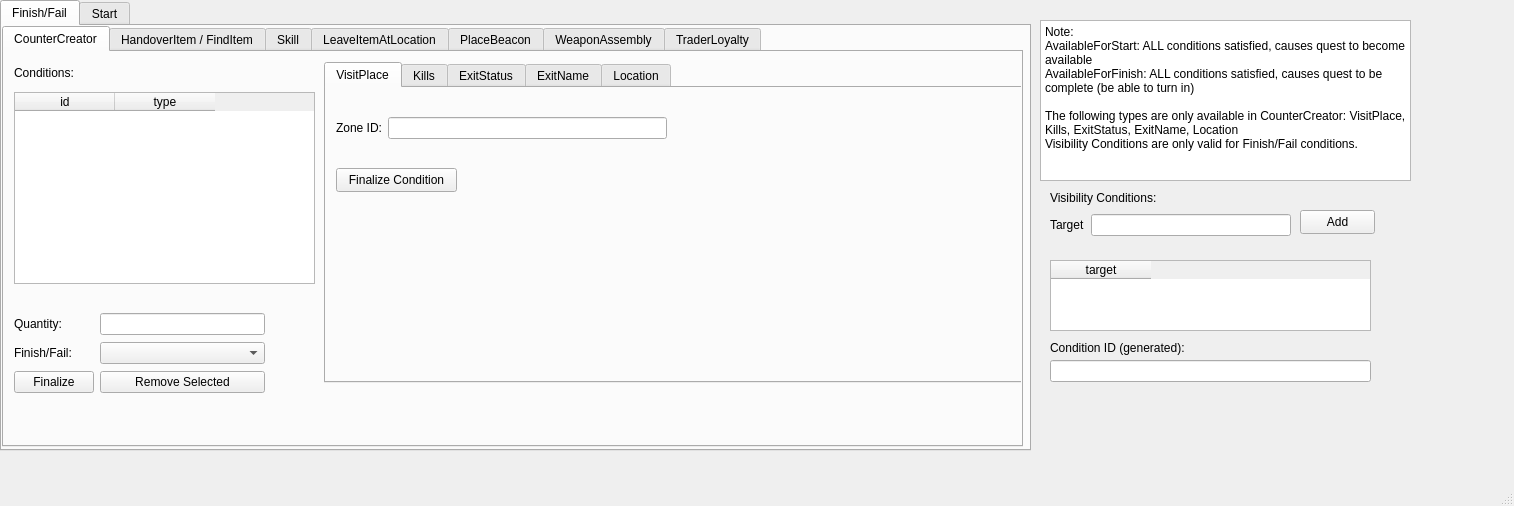
Before: the Qt Designer form src/gui_tasks.ui in ThePi1/SPT-Trader-Builder, drawn with Qt 5.
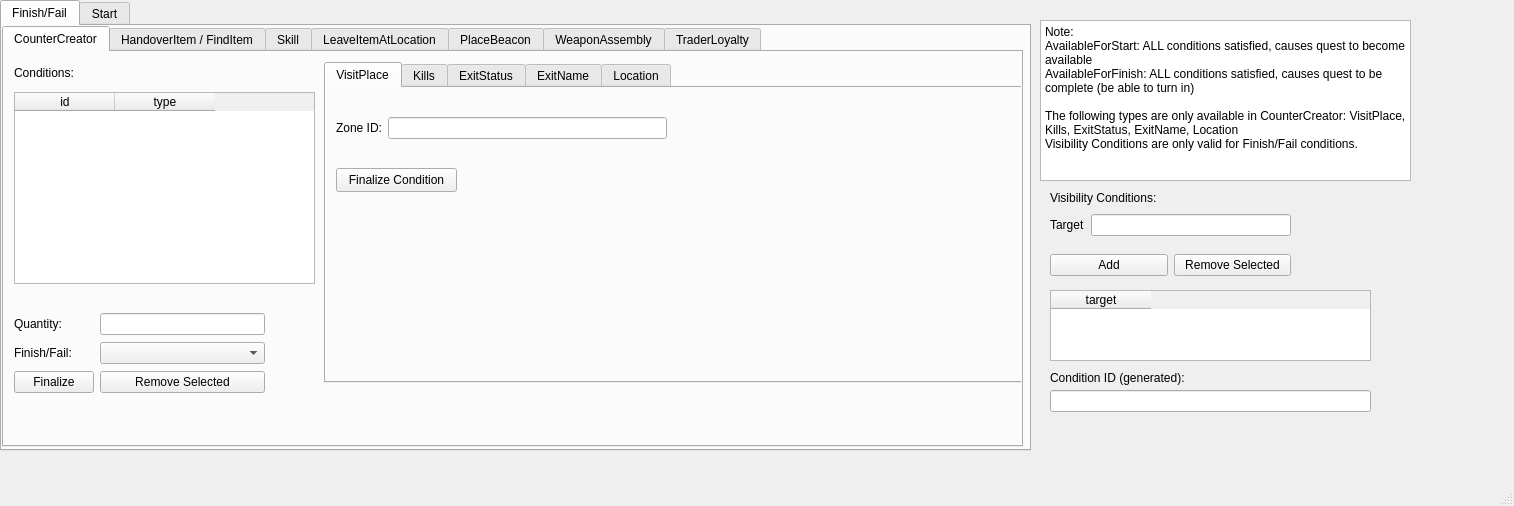
After: the same form once the commit is applied.

The edit to the form file:
```diff
--- a/src/gui_tasks.ui
+++ b/src/gui_tasks.ui
@@ -1429,7 +1429,7 @@
     <property name="geometry">
      <rect>
       <x>1050</x>
-      <y>360</y>
+      <y>390</y>
       <width>321</width>
       <height>22</height>
      </rect>
@@ -1455,7 +1455,7 @@
     <property name="geometry">
      <rect>
       <x>1050</x>
-      <y>340</y>
+      <y>370</y>
       <width>141</width>
       <height>16</height>
      </rect>
@@ -1464,19 +1464,6 @@
      <string>Condition ID (generated):</string>
     </property>
    </widget>
-   <widget class="QPushButton" name="pb_addvisibility">
-    <property name="geometry">
-     <rect>
-      <x>1300</x>
-      <y>210</y>
-      <width>75</width>
-      <height>24</height>
-     </rect>
-    </property>
-    <property name="text">
-     <string>Add</string>
-    </property>
-   </widget>
    <widget class="QWidget" name="gridLayoutWidget_15">
     <property name="geometry">
      <rect>
@@ -1503,7 +1490,7 @@
     <property name="geometry">
      <rect>
       <x>1050</x>
-      <y>260</y>
+      <y>290</y>
       <width>321</width>
       <height>71</height>
      </rect>
@@ -1514,6 +1501,32 @@
      </property>
     </column>
    </widget>
+   <widget class="QWidget" name="gridLayoutWidget_28">
+    <property name="geometry">
+     <rect>
+      <x>1050</x>
+      <y>250</y>
+      <width>241</width>
+      <height>31</height>
+     </rect>
+    </property>
+    <layout class="QGridLayout" name="gridLayout_16">
+     <item row="0" column="0">
+      <widget class="QPushButton" name="pb_addvis">
+       <property name="text">
+        <string>Add</string>
+       </property>
+      </widget>
+     </item>
+     <item row="0" column="1">
+      <widget class="QPushButton" name="pb_remvis">
+       <property name="text">
+        <string>Remove Selected</string>
+       </property>
+      </widget>
+     </item>
+    </layout>
+   </widget>
   </widget>
   <widget class="QMenuBar" name="menubar">
    <property name="geometry">
```
